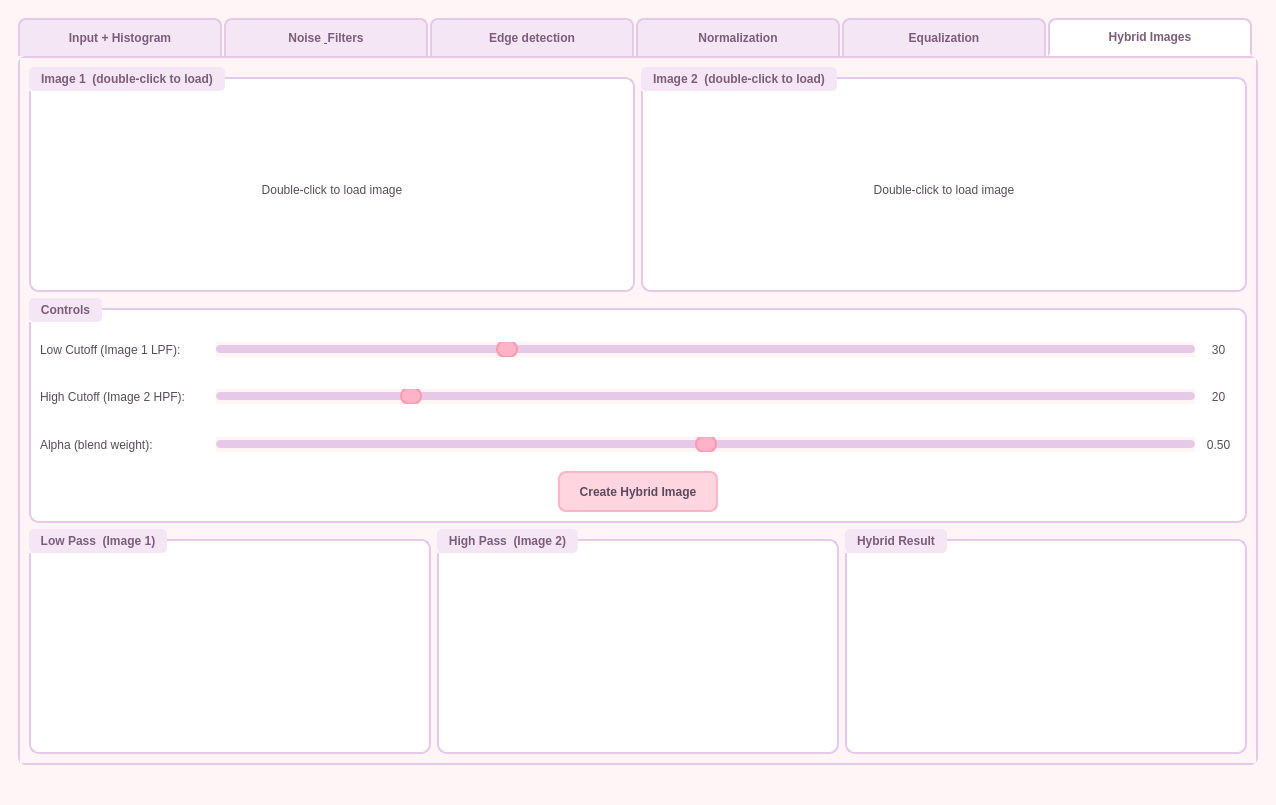
Old version of the form ui/main_window.ui in the repository ArwaMuhammed/image-processing-app.
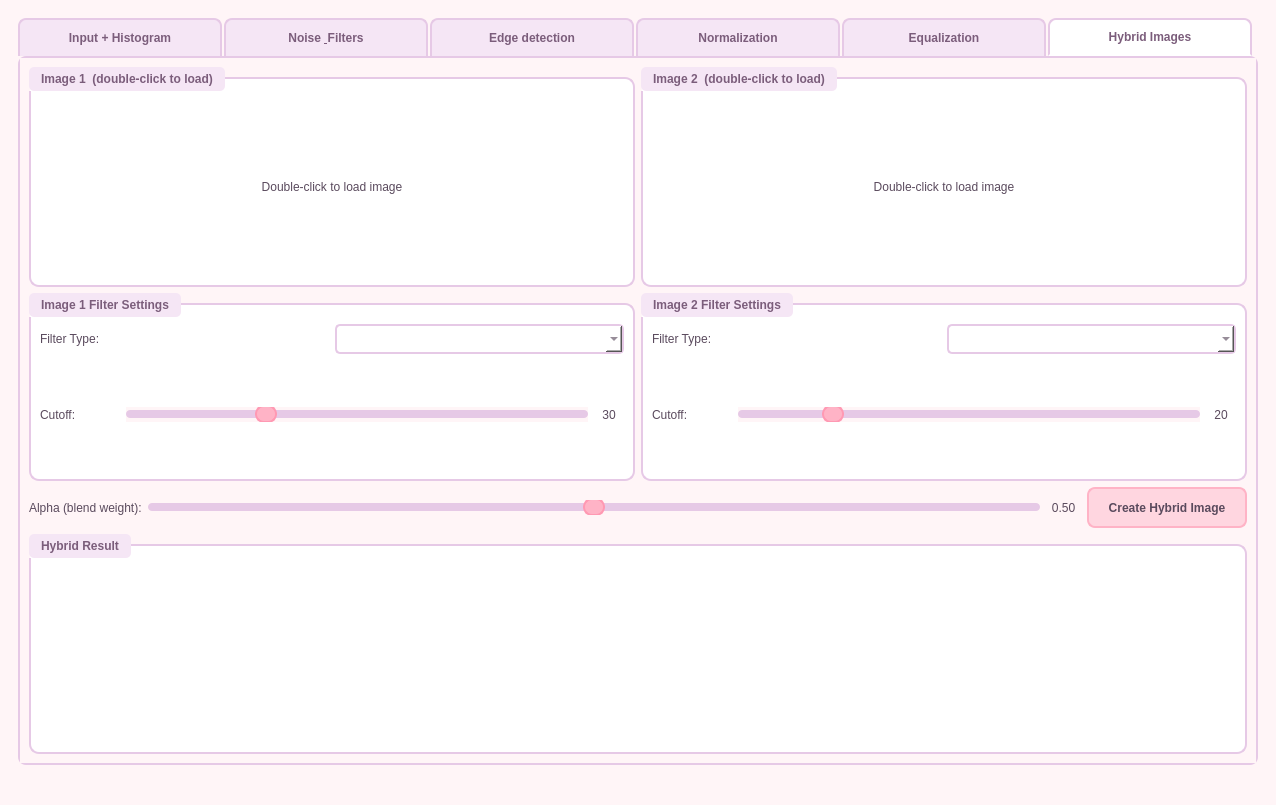
New version of the form. The open tabs and pages were chosen to show the change.

Commit message: Update hybrid feature logic and UI improvements

Diff of the .ui file:
```diff
--- a/ui/main_window.ui
+++ b/ui/main_window.ui
@@ -853,283 +853,163 @@
             </layout>
            </item>
            <item>
-            <widget class="QGroupBox" name="hybrid_groupBox_controls">
-             <property name="title">
-              <string>Controls</string>
-             </property>
-             <layout class="QVBoxLayout" name="hybrid_controlsLayout">
-              <item>
-               <layout class="QHBoxLayout" name="hybrid_lowCutoffRow">
+            <layout class="QHBoxLayout" name="hybrid_bothControlsLayout">
+
+             <!-- Image 1 Controls -->
+             <item>
+              <widget class="QGroupBox" name="hybrid_groupBox_ctrl1">
+               <property name="title"><string>Image 1 Filter Settings</string></property>
+               <layout class="QVBoxLayout" name="hybrid_ctrl1Layout">
+
+                <!-- Filter type row -->
                 <item>
-                 <widget class="QLabel" name="hybrid_lbl_low">
-                  <property name="minimumSize">
-                   <size>
-                    <width>170</width>
-                    <height>0</height>
-                   </size>
-                  </property>
-                  <property name="text">
-                   <string>Low Cutoff (Image 1 LPF):</string>
-                  </property>
-                 </widget>
+                 <layout class="QHBoxLayout" name="hybrid_filter1Row">
+                  <item>
+                   <widget class="QLabel" name="hybrid_lbl_filter1">
+                    <property name="text"><string>Filter Type:</string></property>
+                    <property name="minimumSize"><size><width>80</width><height>0</height></size></property>
+                   </widget>
+                  </item>
+                  <item>
+                   <widget class="QComboBox" name="hybrid_combo_filter1"/>
+                  </item>
+                 </layout>
                 </item>
+
+                <!-- Cutoff slider row -->
                 <item>
-                 <widget class="QSlider" name="hybrid_slider_low_cutoff">
-                  <property name="minimum">
-                   <number>1</number>
-                  </property>
-                  <property name="maximum">
-                   <number>100</number>
-                  </property>
-                  <property name="value">
-                   <number>30</number>
-                  </property>
-                  <property name="orientation">
-                   <enum>Qt::Horizontal</enum>
-                  </property>
-                 </widget>
+                 <layout class="QHBoxLayout" name="hybrid_cutoff1Row">
+                  <item>
+                   <widget class="QLabel" name="hybrid_lbl_cutoff1">
+                    <property name="text"><string>Cutoff:</string></property>
+                    <property name="minimumSize"><size><width>80</width><height>0</height></size></property>
+                   </widget>
+                  </item>
+                  <item>
+                   <widget class="QSlider" name="hybrid_slider_cutoff1">
+                    <property name="minimum"><number>1</number></property>
+                    <property name="maximum"><number>100</number></property>
+                    <property name="value"><number>30</number></property>
+                    <property name="orientation"><enum>Qt::Horizontal</enum></property>
+                   </widget>
+                  </item>
+                  <item>
+                   <widget class="QLabel" name="hybrid_label_cutoff1_val">
+                    <property name="text"><string>30</string></property>
+                    <property name="minimumSize"><size><width>30</width><height>0</height></size></property>
+                    <property name="alignment"><set>Qt::AlignCenter</set></property>
+                   </widget>
+                  </item>
+                 </layout>
                 </item>
-                <item>
-                 <widget class="QLabel" name="hybrid_label_low_val">
-                  <property name="minimumSize">
-                   <size>
-                    <width>35</width>
-                    <height>0</height>
-                   </size>
-                  </property>
-                  <property name="text">
-                   <string>30</string>
-                  </property>
-                  <property name="alignment">
-                   <set>Qt::AlignCenter</set>
-                  </property>
-                 </widget>
-                </item>
+
                </layout>
-              </item>
-              <item>
-               <layout class="QHBoxLayout" name="hybrid_highCutoffRow">
+              </widget>
+             </item>
+
+             <!-- Image 2 Controls -->
+             <item>
+              <widget class="QGroupBox" name="hybrid_groupBox_ctrl2">
+               <property name="title"><string>Image 2 Filter Settings</string></property>
+               <layout class="QVBoxLayout" name="hybrid_ctrl2Layout">
+
+                <!-- Filter type row -->
                 <item>
-                 <widget class="QLabel" name="hybrid_lbl_high">
-                  <property name="minimumSize">
-                   <size>
-                    <width>170</width>
-                    <height>0</height>
-                   </size>
-                  </property>
-                  <property name="text">
-                   <string>High Cutoff (Image 2 HPF):</string>
-                  </property>
-                 </widget>
+                 <layout class="QHBoxLayout" name="hybrid_filter2Row">
+                  <item>
+                   <widget class="QLabel" name="hybrid_lbl_filter2">
+                    <property name="text"><string>Filter Type:</string></property>
+                    <property name="minimumSize"><size><width>80</width><height>0</height></size></property>
+                   </widget>
+                  </item>
+                  <item>
+                   <widget class="QComboBox" name="hybrid_combo_filter2"/>
+                  </item>
+                 </layout>
                 </item>
+
+                <!-- Cutoff slider row -->
                 <item>
-                 <widget class="QSlider" name="hybrid_slider_high_cutoff">
-                  <property name="minimum">
-                   <number>1</number>
-                  </property>
-                  <property name="maximum">
-                   <number>100</number>
-                  </property>
-                  <property name="value">
-                   <number>20</number>
-                  </property>
-                  <property name="orientation">
-                   <enum>Qt::Horizontal</enum>
-                  </property>
-                 </widget>
+                 <layout class="QHBoxLayout" name="hybrid_cutoff2Row">
+                  <item>
+                   <widget class="QLabel" name="hybrid_lbl_cutoff2">
+                    <property name="text"><string>Cutoff:</string></property>
+                    <property name="minimumSize"><size><width>80</width><height>0</height></size></property>
+                   </widget>
+                  </item>
+                  <item>
+                   <widget class="QSlider" name="hybrid_slider_cutoff2">
+                    <property name="minimum"><number>1</number></property>
+                    <property name="maximum"><number>100</number></property>
+                    <property name="value"><number>20</number></property>
+                    <property name="orientation"><enum>Qt::Horizontal</enum></property>
+                   </widget>
+                  </item>
+                  <item>
+                   <widget class="QLabel" name="hybrid_label_cutoff2_val">
+                    <property name="text"><string>20</string></property>
+                    <property name="minimumSize"><size><width>30</width><height>0</height></size></property>
+                    <property name="alignment"><set>Qt::AlignCenter</set></property>
+                   </widget>
+                  </item>
+                 </layout>
                 </item>
-                <item>
-                 <widget class="QLabel" name="hybrid_label_high_val">
-                  <property name="minimumSize">
-                   <size>
-                    <width>35</width>
-                    <height>0</height>
-                   </size>
-                  </property>
-                  <property name="text">
-                   <string>20</string>
-                  </property>
-                  <property name="alignment">
-                   <set>Qt::AlignCenter</set>
-                  </property>
-                 </widget>
-                </item>
+
                </layout>
-              </item>
+              </widget>
+             </item>
+
+            </layout>
+           </item>
+
+           <!-- ROW 3: Alpha + Button -->
+           <item>
+            <layout class="QHBoxLayout" name="hybrid_alphaButtonRow">
+             <item>
+              <widget class="QLabel" name="hybrid_lbl_alpha">
+               <property name="text"><string>Alpha (blend weight):</string></property>
+              </widget>
+             </item>
+             <item>
+              <widget class="QSlider" name="hybrid_slider_alpha">
+               <property name="minimum"><number>0</number></property>
+               <property name="maximum"><number>100</number></property>
+               <property name="value"><number>50</number></property>
+               <property name="orientation"><enum>Qt::Horizontal</enum></property>
+              </widget>
+             </item>
+             <item>
+              <widget class="QLabel" name="hybrid_label_alpha_val">
+               <property name="text"><string>0.50</string></property>
+               <property name="minimumSize"><size><width>35</width><height>0</height></size></property>
+               <property name="alignment"><set>Qt::AlignCenter</set></property>
+              </widget>
+             </item>
+             <item>
+              <widget class="QPushButton" name="hybrid_btn_create">
+               <property name="text"><string>Create Hybrid Image</string></property>
+               <property name="minimumSize"><size><width>160</width><height>30</height></size></property>
+              </widget>
+             </item>
+            </layout>
+           </item>
+
+           <!-- ROW 4: Single hybrid result box -->
+           <item>
+            <widget class="QGroupBox" name="hybrid_groupBox_result">
+             <property name="title"><string>Hybrid Result</string></property>
+             <property name="minimumSize"><size><width>0</width><height>220</height></size></property>
+             <layout class="QVBoxLayout" name="hybrid_resultLayout">
               <item>
-               <layout class="QHBoxLayout" name="hybrid_alphaRow">
-                <item>
-                 <widget class="QLabel" name="hybrid_lbl_alpha">
-                  <property name="minimumSize">
-                   <size>
-                    <width>170</width>
-                    <height>0</height>
-                   </size>
-                  </property>
-                  <property name="text">
-                   <string>Alpha (blend weight):</string>
-                  </property>
-                 </widget>
-                </item>
-                <item>
-                 <widget class="QSlider" name="hybrid_slider_alpha">
-                  <property name="minimum">
-                   <number>0</number>
-                  </property>
-                  <property name="maximum">
-                   <number>100</number>
-                  </property>
-                  <property name="value">
-                   <number>50</number>
-                  </property>
-                  <property name="orientation">
-                   <enum>Qt::Horizontal</enum>
-                  </property>
-                 </widget>
-                </item>
-                <item>
-                 <widget class="QLabel" name="hybrid_label_alpha_val">
-                  <property name="minimumSize">
-                   <size>
-                    <width>35</width>
-                    <height>0</height>
-                   </size>
-                  </property>
-                  <property name="text">
-                   <string>0.50</string>
-                  </property>
-                  <property name="alignment">
-                   <set>Qt::AlignCenter</set>
-                  </property>
-                 </widget>
-                </item>
-               </layout>
-              </item>
-              <item>
-               <layout class="QHBoxLayout" name="hybrid_btnRow">
-                <item>
-                 <spacer name="hybrid_spacer_left">
-                  <property name="orientation">
-                   <enum>Qt::Horizontal</enum>
-                  </property>
-                  <property name="sizeHint" stdset="0">
-                   <size>
-                    <width>40</width>
-                    <height>20</height>
-                   </size>
-                  </property>
-                 </spacer>
-                </item>
-                <item>
-                 <widget class="QPushButton" name="hybrid_btn_create">
-                  <property name="minimumSize">
-                   <size>
-                    <width>160</width>
-                    <height>30</height>
-                   </size>
-                  </property>
-                  <property name="text">
-                   <string>Create Hybrid Image</string>
-                  </property>
-                 </widget>
-                </item>
-                <item>
-                 <spacer name="hybrid_spacer_right">
-                  <property name="orientation">
-                   <enum>Qt::Horizontal</enum>
-                  </property>
-                  <property name="sizeHint" stdset="0">
-                   <size>
-                    <width>40</width>
-                    <height>20</height>
-                   </size>
-                  </property>
-                 </spacer>
-                </item>
-               </layout>
+               <widget class="QLabel" name="hybrid_label_result">
+                <property name="text"><string/></property>
+                <property name="alignment"><set>Qt::AlignCenter</set></property>
+               </widget>
               </item>
              </layout>
             </widget>
            </item>
-           <item>
-            <layout class="QHBoxLayout" name="hybrid_outputLayout">
-             <item>
-              <widget class="QGroupBox" name="hybrid_groupBox_low">
-               <property name="minimumSize">
-                <size>
-                 <width>0</width>
-                 <height>200</height>
-                </size>
-               </property>
-               <property name="title">
-                <string>Low Pass  (Image 1)</string>
-               </property>
-               <layout class="QVBoxLayout" name="hybrid_lowLayout">
-                <item>
-                 <widget class="QLabel" name="hybrid_label_low_result">
-                  <property name="text">
-                   <string/>
-                  </property>
-                  <property name="alignment">
-                   <set>Qt::AlignCenter</set>
-                  </property>
-                 </widget>
-                </item>
-               </layout>
-              </widget>
-             </item>
-             <item>
-              <widget class="QGroupBox" name="hybrid_groupBox_high">
-               <property name="minimumSize">
-                <size>
-                 <width>0</width>
-                 <height>200</height>
-                </size>
-               </property>
-               <property name="title">
-                <string>High Pass  (Image 2)</string>
-               </property>
-               <layout class="QVBoxLayout" name="hybrid_highLayout">
-                <item>
-                 <widget class="QLabel" name="hybrid_label_high_result">
-                  <property name="text">
-                   <string/>
-                  </property>
-                  <property name="alignment">
-                   <set>Qt::AlignCenter</set>
-                  </property>
-                 </widget>
-                </item>
-               </layout>
-              </widget>
-             </item>
-             <item>
-              <widget class="QGroupBox" name="hybrid_groupBox_hybrid">
-               <property name="minimumSize">
-                <size>
-                 <width>0</width>
-                 <height>200</height>
-                </size>
-               </property>
-               <property name="title">
-                <string>Hybrid Result</string>
-               </property>
-               <layout class="QVBoxLayout" name="hybrid_hybridLayout">
-                <item>
-                 <widget class="QLabel" name="hybrid_label_hybrid_result">
-                  <property name="text">
-                   <string/>
-                  </property>
-                  <property name="alignment">
-                   <set>Qt::AlignCenter</set>
-                  </property>
-                 </widget>
-                </item>
-               </layout>
-              </widget>
-             </item>
-            </layout>
-           </item>
+
           </layout>
          </widget>
         </widget>
```
Left out of the diff: 624 changed lines with no effect on the pictures. The commit also changes 2 other files.
